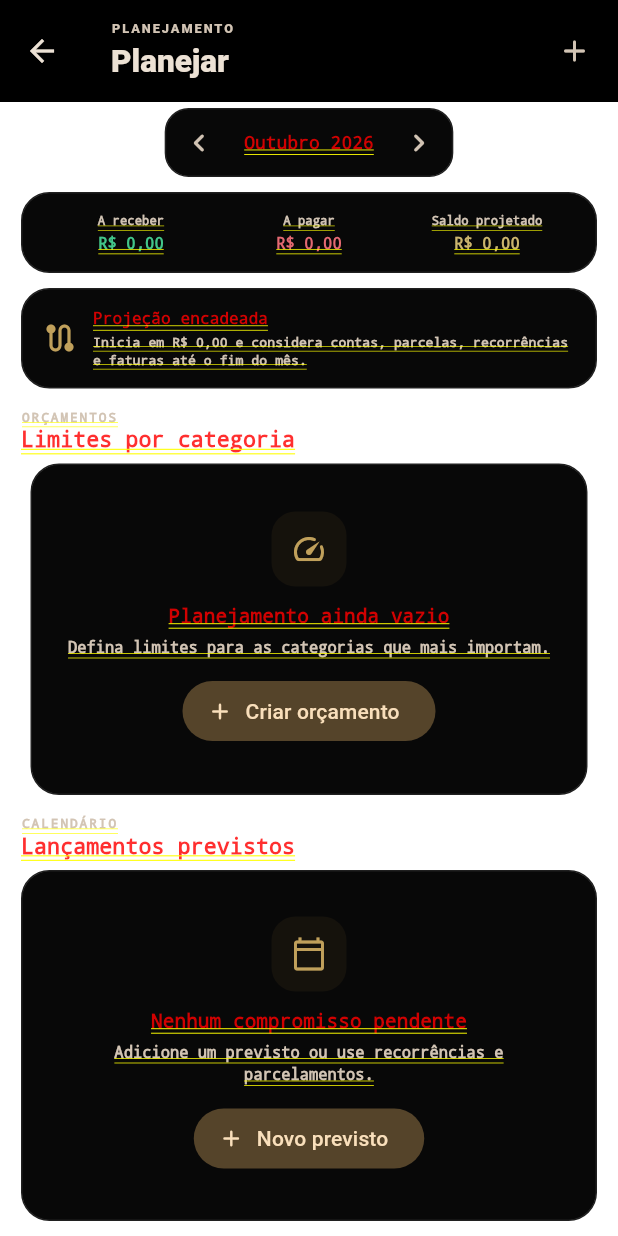
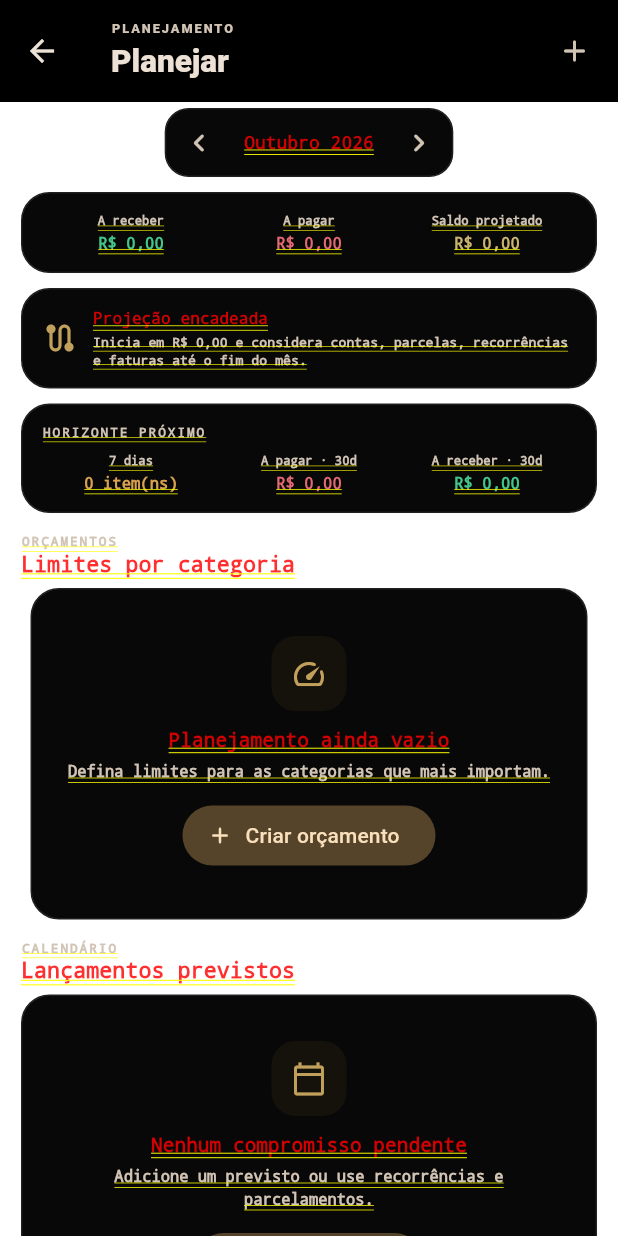
Before and after one commit to VictorAms12/finora, a Flutter app: the PlanningScreen screen opened directly, on a phone screen of 412 x 824 dp. Run offline on Flutter 3.47's test engine with Material 3 defaults, Android fonts, the phone set to English and light mode, and no system bars; our stand-ins replace file_picker, flutter_local_notifications, flutter_secure_storage, local_auth, shared_preferences, speech_to_text and 2 more; accounts and stored records are empty.

Commit message:
feat: show 7/30-day planning horizon and projected cash risk

```diff
--- a/lib/ui/planning.dart
+++ b/lib/ui/planning.dart
@@ -15,6 +15,9 @@ class PlanningScreen extends StatelessWidget {
     final history = store.selectedPlannedHistory
         .where((e) => e.status != PlannedStatus.planned)
         .toList();
+    final next7 = store.pendingWithinDays(7);
+    final next30 = store.pendingWithinDays(30);
+    final riskMonth = store.firstProjectedNegativeMonth(monthsAhead: 6);
 
     return PageScaffold(
       eyebrow: 'PLANEJAMENTO',
@@ -113,6 +116,81 @@ class PlanningScreen extends StatelessWidget {
                       ],
                     ),
                   ),
+                ],
+              ),
+            ),
+          ],
+          if (store.selectedIsCurrent) ...[
+            const SizedBox(height: 10),
+            SurfaceCard(
+              padding: const EdgeInsets.all(13),
+              child: Column(
+                crossAxisAlignment: CrossAxisAlignment.start,
+                children: [
+                  Text('HORIZONTE PRÓXIMO', style: eyebrowStyle(context)),
+                  const SizedBox(height: 9),
+                  Row(
+                    children: [
+                      Expanded(
+                        child: _metric(
+                          context,
+                          '7 dias',
+                          '${next7.length} item(ns)',
+                          FinoraColors.warning,
+                        ),
+                      ),
+                      Expanded(
+                        child: _metric(
+                          context,
+                          'A pagar · 30d',
+                          money(
+                            context,
+                            store.plannedPayableWithinDays(30),
+                          ),
+                          FinoraColors.expense,
+                        ),
+                      ),
+                      Expanded(
+                        child: _metric(
+                          context,
+                          'A receber · 30d',
+                          money(
+                            context,
+                            store.plannedReceivableWithinDays(30),
+                          ),
+                          FinoraColors.income,
+                        ),
+                      ),
+                    ],
+                  ),
+                  if (riskMonth != null) ...[
+                    const SizedBox(height: 10),
+                    Container(
+                      width: double.infinity,
+                      padding: const EdgeInsets.all(10),
+                      decoration: BoxDecoration(
+                        color: FinoraColors.expense.withValues(alpha: .08),
+                        borderRadius: BorderRadius.circular(12),
+                      ),
+                      child: Text(
+                        'Atenção: a projeção indica saldo negativo em ${monthLabel(riskMonth)} se os compromissos atuais forem mantidos.',
+                        style: const TextStyle(
+                          fontSize: 8.8,
+                          fontWeight: FontWeight.w800,
+                          color: FinoraColors.expense,
+                        ),
+                      ),
+                    ),
+                  ] else if (next30.isNotEmpty) ...[
+                    const SizedBox(height: 8),
+                    Text(
+                      'Nenhum mês com saldo projetado negativo foi encontrado nos próximos 6 meses.',
+                      style: TextStyle(
+                        fontSize: 8.5,
+                        color: Theme.of(context).colorScheme.onSurfaceVariant,
+                      ),
+                    ),
+                  ],
                 ],
               ),
             ),
```
